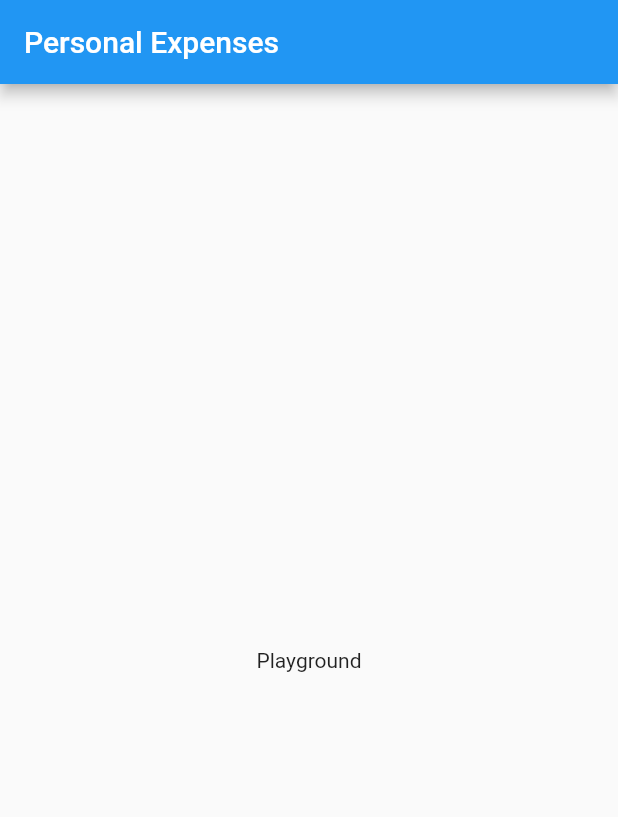
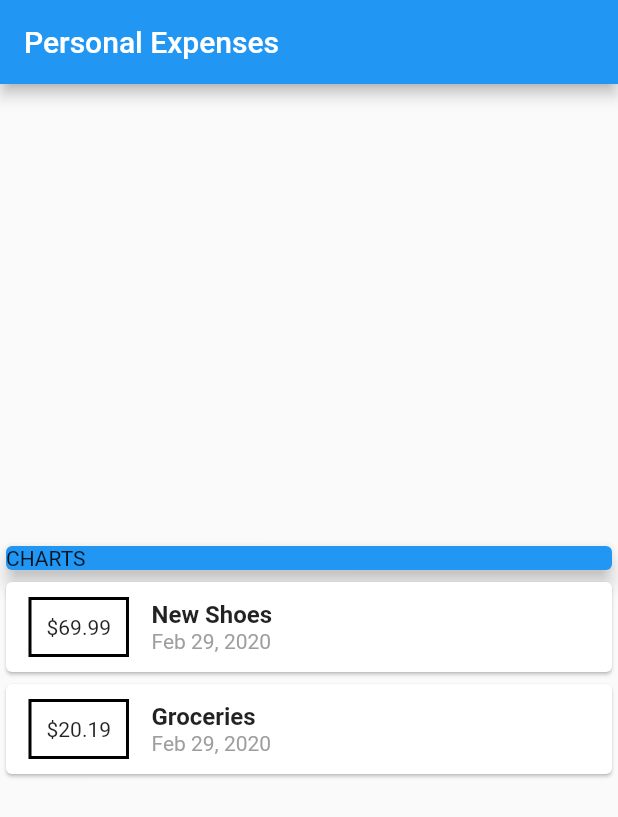
Before and after one commit to alexsanchezdev/personal_expenses, a Flutter app: the screen it shows after launch, on a phone screen of 412 x 824 dp. Shown: the top 817 px of the screen. Run offline on Flutter 3.47's test engine with Material 2 defaults, Android fonts, the phone set to English and light mode, and no system bars.

Commit message:
Add basic expenses design

```diff
--- a/lib/main.dart
+++ b/lib/main.dart
@@ -1,4 +1,7 @@
 import 'package:flutter/material.dart';
+import 'package:intl/intl.dart';
+
+import './transaction.dart';
 
 void main() => runApp(App());
 
@@ -13,13 +16,85 @@ class App extends StatelessWidget {
 }
 
 class HomePage extends StatelessWidget {
+  final List<Transaction> transactions = [
+    Transaction(
+      id: '1',
+      title: 'New Shoes',
+      amount: 69.99,
+      date: DateTime.now(),
+    ),
+    Transaction(
+      id: '2',
+      title: 'Groceries',
+      amount: 20.19,
+      date: DateTime.now(),
+    ),
+  ];
+
   Widget build(BuildContext context) {
     return Scaffold(
       appBar: AppBar(
         title: Text('Personal Expenses'),
       ),
       body: Center(
-        child: Text('Playground'),
+        child: Column(
+          mainAxisAlignment: MainAxisAlignment.center,
+          children: <Widget>[
+            Card(
+              color: Colors.blue,
+              elevation: 5,
+              child: Container(
+                width: double.infinity,
+                child: Text('CHARTS'),
+              ),
+            ),
+            Column(
+              children: transactions.map((tx) {
+                return Card(
+                  child: Row(
+                    children: <Widget>[
+                      Container(
+                        margin: EdgeInsets.symmetric(
+                          vertical: 10,
+                          horizontal: 15,
+                        ),
+                        decoration: BoxDecoration(
+                          border: Border.all(
+                            color: Colors.black,
+                            width: 2,
+                          ),
+                        ),
+                        padding: EdgeInsets.all(10),
+                        child: Text(
+                          '\$${tx.amount}',
+                        ),
+                      ),
+                      Column(
+                        crossAxisAlignment: CrossAxisAlignment.start,
+                        children: <Widget>[
+                          Text(
+                            tx.title,
+                            style: TextStyle(
+                              fontWeight: FontWeight.bold,
+                              fontSize: 16,
+                            ),
+                          ),
+                          Text(
+                            DateFormat.yMMMd().format(tx.date),
+                            style: TextStyle(
+                              color: Colors.grey,
+                              fontSize: 14,
+                            ),
+                          ),
+                        ],
+                      )
+                    ],
+                  ),
+                );
+              }).toList(),
+            )
+          ],
+        ),
       ),
     );
   }
--- /dev/null
+++ b/lib/transaction.dart
@@ -0,0 +1,15 @@
+import 'package:flutter/foundation.dart';
+
+class Transaction {
+  final String id;
+  final String title;
+  final double amount;
+  final DateTime date;
+
+  Transaction({
+    @required this.id,
+    @required this.title,
+    @required this.amount,
+    @required this.date,
+  });
+}
```
Also changed, not shown: pubspec.yaml (+1 -7 lines), pubspec.lock, 3 other files.
